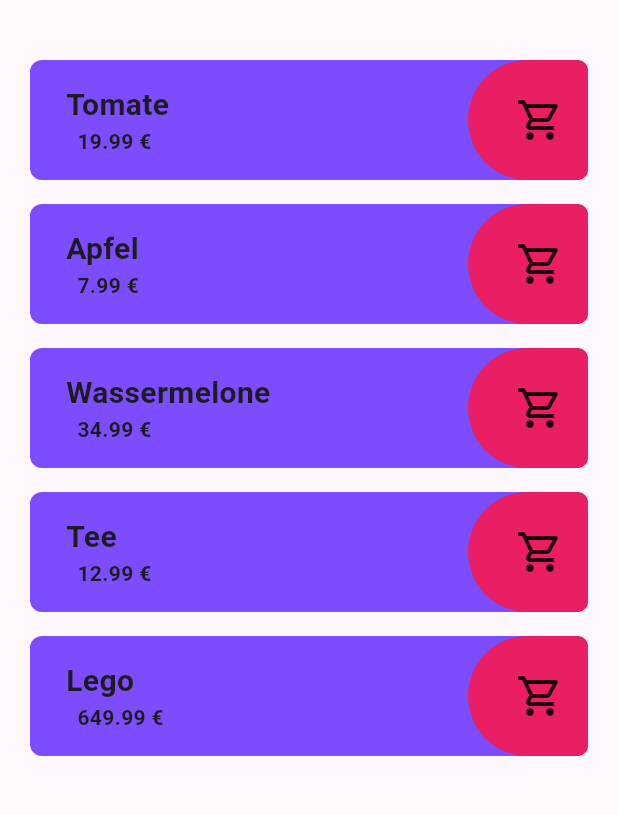
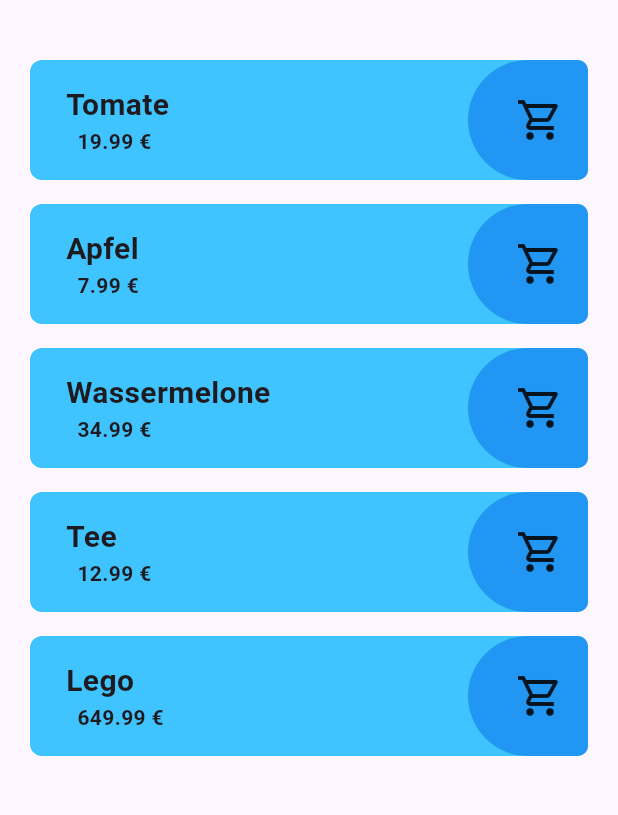
Before and after one commit to arthur892/simple_beautiful_shopping_list, a Flutter app: the screen it shows after launch, on a phone screen of 412 x 824 dp, the part 84-899 px from its top. Run offline on Flutter 3.47's test engine with Material 3 defaults, Android fonts, the light colour scheme and no system bars.

Commit message:
ts 4.3.2 wichtige widgets II

```diff
--- a/lib/presentation/cart_button.dart
+++ b/lib/presentation/cart_button.dart
@@ -12,7 +12,7 @@ class CartButton extends StatelessWidget {
           child: Container(
             width: 80.0,
             decoration: const BoxDecoration(
-              color: Colors.pink,
+              color: Colors.blue,
               borderRadius: BorderRadius.only(
                 topRight: Radius.circular(8),
                 topLeft: Radius.circular(48),
--- a/lib/presentation/list_content/column_list_content.dart
+++ b/lib/presentation/list_content/column_list_content.dart
@@ -9,7 +9,14 @@ class ColumnListContent extends StatelessWidget {
 
   @override
   Widget build(BuildContext context) {
-    return Column(
+    return ListView.separated(
+            itemBuilder: (contex, index) => ListEntry(product: products[index]),
+            separatorBuilder: (contex, index) => const SizedBox(
+                  height: 16,
+                ),
+            itemCount: products.length)
+
+        /*Column(
       crossAxisAlignment: CrossAxisAlignment.start,
       children: [
         ListEntry(product: products[0]),
@@ -22,6 +29,7 @@ class ColumnListContent extends StatelessWidget {
         const SizedBox(height: 16),
         ListEntry(product: products[4]),
       ],
-    );
+    )*/
+        ;
   }
 }
--- a/lib/presentation/list_entry.dart
+++ b/lib/presentation/list_entry.dart
@@ -13,8 +13,7 @@ class ListEntry extends StatelessWidget {
     return Container(
       height: 80,
       decoration: const BoxDecoration(
-          color: Colors.deepPurpleAccent,
-          borderRadius: BorderRadius.all(Radius.circular(8))),
+          color: Colors.lightBlueAccent, borderRadius: BorderRadius.all(Radius.circular(8))),
       child: Row(
         crossAxisAlignment: CrossAxisAlignment.center,
         children: [
```
